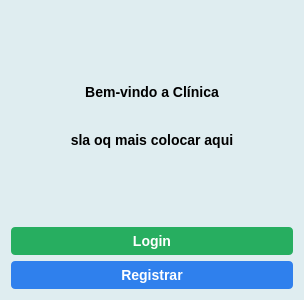
This is tela_inicial.ui in mateuszinum/Projeto-Clinica-Veterinaria as Qt 5 draws it before an edit. The edited form follows.
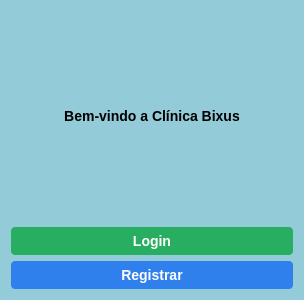
This is the edited form.

Diff of the .ui file:
```diff
--- a/tela_inicial.ui
+++ b/tela_inicial.ui
@@ -15,7 +15,7 @@
   </property>
   <property name="styleSheet">
    <string notr="true">QWidget#Form {
-    background-color: #dfedf0;
+    background-color: #93cbd9;
 }</string>
   </property>
   <layout class="QVBoxLayout" name="verticalLayout">
@@ -27,10 +27,7 @@
     font-weight: bold;</string>
      </property>
      <property name="text">
-      <string>Bem-vindo a Clínica
-
-
-sla oq mais colocar aqui</string>
+      <string>Bem-vindo a Clínica Bixus</string>
      </property>
      <property name="alignment">
       <set>Qt::AlignCenter</set>
```
